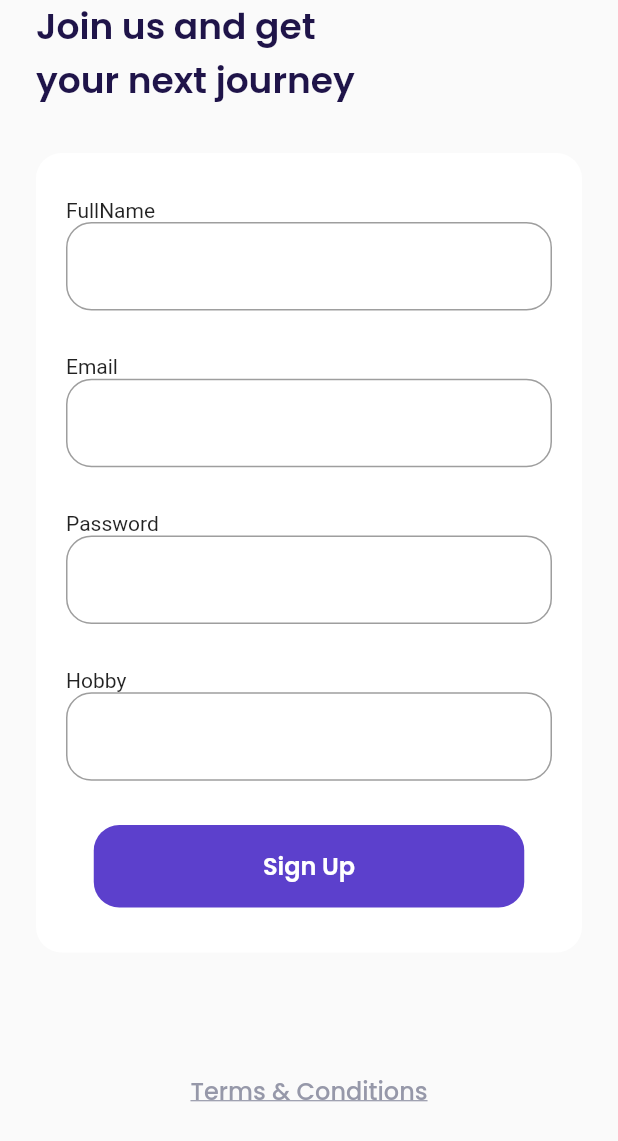
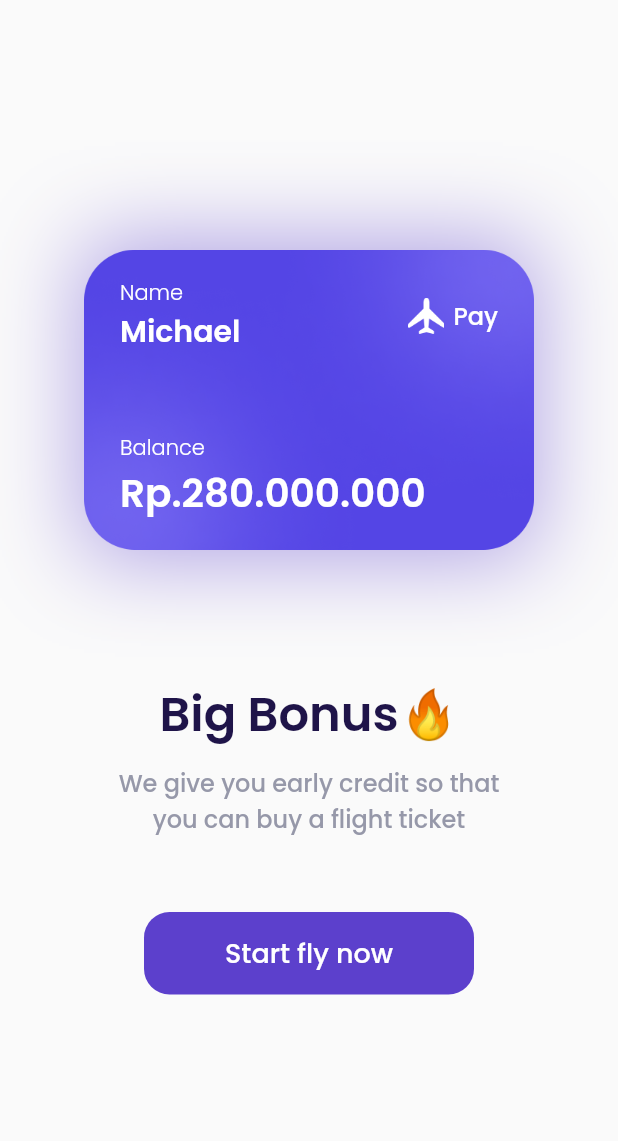
Before and after one commit to magistraapta/Airplane-flutter, a Flutter app: the SignUp screen opened by its route, after a tap on "Sign Up", on a phone screen of 412 x 824 dp. Shown: the top 1141 px of the screen. Run offline on Flutter 3.47's test engine with Material 2 defaults, Android fonts, the phone set to English and light mode, and no system bars; our stand-ins replace google_fonts.

Commit message:
add bonus page

```diff
--- a/lib/main.dart
+++ b/lib/main.dart
@@ -1,4 +1,5 @@
 import 'package:flutter/material.dart';
+import 'package:newapp/pages/bonus_page.dart';
 import 'package:newapp/pages/get_started.dart';
 import 'package:newapp/pages/sign_up.dart';
 
@@ -16,7 +17,8 @@ class MyApp extends StatelessWidget {
       routes: {
         '/': (context) => SplashPage(),
         '/get-started': (context) => GetStarted(),
-        '/sign-up':(context) => SignUp()
+        '/sign-up':(context) => SignUp(),
+        '/bonus-page':(context) => BonusPage()
       },
       // home: SplashPage(),
     );
--- /dev/null
+++ b/lib/pages/bonus_page.dart
@@ -0,0 +1,142 @@
+import 'package:flutter/material.dart';
+import '../shared/theme.dart';
+
+class BonusPage extends StatelessWidget {
+  const BonusPage({Key? key}) : super(key: key);
+
+  @override
+  Widget build(BuildContext context) {
+    Widget bonusText() {
+      Widget bonusButton() {
+        return Container(
+            width: 220,
+            height: 55,
+            decoration: BoxDecoration(
+                color: kPrimaryColor,
+                borderRadius: BorderRadius.circular(defaultRadius)),
+            child: TextButton(
+                onPressed: () {},
+                child: Text('Start fly now',
+                    style: whiteTextStyle.copyWith(
+                        fontSize: 18, fontWeight: medium))));
+      }
+
+      return Column(
+        children: [
+          Column(
+            children: [
+              Text(
+                'Big Bonus🔥',
+                style:
+                    blackTextStyle.copyWith(fontSize: 32, fontWeight: semibold),
+              ),
+              SizedBox(
+                height: 10,
+              ),
+              Text(
+                'We give you early credit so that\nyou can buy a flight ticket',
+                textAlign: TextAlign.center,
+                style: grayTextStyle.copyWith(fontSize: 16, fontWeight: medium),
+              )
+            ],
+          ),
+          SizedBox(
+            height: 50,
+          ),
+          bonusButton()
+        ],
+      );
+    }
+
+    Widget card() {
+      Widget balance() {
+        return Column(
+          crossAxisAlignment: CrossAxisAlignment.start,
+          children: [
+            Text(
+              "Balance",
+              style: whiteTextStyle.copyWith(fontSize: 14, fontWeight: light),
+            ),
+            Text(
+              "Rp.280.000.000",
+              style:
+                  whiteTextStyle.copyWith(fontSize: 26, fontWeight: semibold),
+            )
+          ],
+        );
+      }
+
+      Widget cardName() {
+        return Row(
+          mainAxisAlignment: MainAxisAlignment.spaceBetween,
+          children: [
+            Column(
+              crossAxisAlignment: CrossAxisAlignment.start,
+              children: [
+                Text(
+                  "Name",
+                  style:
+                      whiteTextStyle.copyWith(fontSize: 14, fontWeight: light),
+                ),
+                Text(
+                  "Michael",
+                  style: whiteTextStyle.copyWith(
+                      fontSize: 20, fontWeight: semibold),
+                )
+              ],
+            ),
+            Row(
+              children: [
+                Image.asset(
+                  'assets/icon_airplane.png',
+                  width: 24,
+                  height: 24,
+                ),
+                SizedBox(
+                  width: 6,
+                ),
+                Text(
+                  "Pay",
+                  style:
+                      whiteTextStyle.copyWith(fontSize: 16, fontWeight: medium),
+                )
+              ],
+            )
+          ],
+        );
+      }
+
+      return Container(
+        width: 300,
+        height: 211,
+        padding: EdgeInsets.all(24),
+        decoration: BoxDecoration(
+            // borderRadius: BorderRadius.circular(34), color: kPrimaryColor
+            image: DecorationImage(image: AssetImage('assets/card.png')),
+            boxShadow: [
+              BoxShadow(color: kPrimaryColor.withOpacity(0.5), blurRadius: 50)
+            ]),
+        child: Column(
+          crossAxisAlignment: CrossAxisAlignment.start,
+          mainAxisAlignment: MainAxisAlignment.spaceBetween,
+          children: [cardName(), balance()],
+        ),
+      );
+    }
+
+    return Scaffold(
+        backgroundColor: kBackgroundColor,
+        body: SafeArea(
+          child: Center(
+              child: Column(
+                  mainAxisAlignment: MainAxisAlignment.center,
+                  children: [
+                card(),
+                SizedBox(
+                  height: 80,
+                ),
+                bonusText()
+              ])),
+        ));
+  }
+}
--- a/lib/pages/sign_up.dart
+++ b/lib/pages/sign_up.dart
@@ -170,7 +170,9 @@ class SignUp extends StatelessWidget {
           width: 287,
           height: 55,
           child: TextButton(
-              onPressed: () {},
+              onPressed: () {
+                Navigator.pushNamed(context, '/bonus-page');
+              },
               style: TextButton.styleFrom(
                   backgroundColor: kPrimaryColor,
                   shape: RoundedRectangleBorder(
```
Also changed, not shown: assets/card.png (added).
